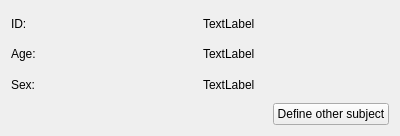
Before: the Qt Designer form GUI/subject_details_show.ui in Couso99/EEG-Environment, drawn with Qt 5.
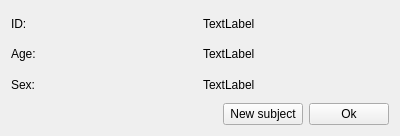
After: the same form once the commit is applied.

```diff
--- a/GUI/subject_details_show.ui
+++ b/GUI/subject_details_show.ui
@@ -78,7 +78,14 @@
      <item>
       <widget class="QPushButton" name="definePersonButton">
        <property name="text">
-        <string>Define other subject</string>
+        <string>New subject</string>
+       </property>
+      </widget>
+     </item>
+     <item>
+      <widget class="QPushButton" name="okButton">
+       <property name="text">
+        <string>Ok</string>
        </property>
       </widget>
      </item>
```
Left out of the diff: 2 changed lines with no effect on the pictures.
